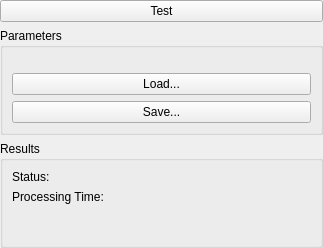
Before: the Qt Designer form AcfSln/Include/iqtinsp/CGeneralSupplierGuiComp.ui in ImagingTools/AcfPublic, drawn with Qt 5.
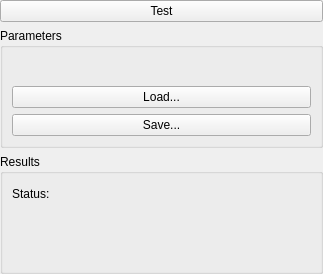
After: the same form once the commit is applied. Icons and pictures are not drawn.

```diff
--- a/AcfSln/Include/iqtinsp/CGeneralSupplierGuiComp.ui
+++ b/AcfSln/Include/iqtinsp/CGeneralSupplierGuiComp.ui
@@ -7,7 +7,7 @@
     <x>0</x>
     <y>0</y>
     <width>323</width>
-    <height>248</height>
+    <height>274</height>
    </rect>
   </property>
   <property name="windowTitle">
@@ -99,7 +99,7 @@
       <string>Results</string>
      </property>
      <layout class="QGridLayout" name="gridLayout">
-      <item row="3" column="0" colspan="2">
+      <item row="2" column="0" colspan="2">
        <widget class="QWidget" name="UserResultFrame" native="true"/>
       </item>
       <item row="0" column="0">
@@ -128,7 +128,7 @@
         </property>
        </widget>
       </item>
-      <item row="2" column="0" colspan="2">
+      <item row="1" column="0" colspan="2">
        <widget class="QLabel" name="DescriptionLabel">
         <property name="text">
          <string/>
@@ -138,26 +138,6 @@
         </property>
        </widget>
       </item>
-      <item row="1" column="0">
-       <widget class="QLabel" name="label">
-        <property name="sizePolicy">
-         <sizepolicy hsizetype="Maximum" vsizetype="Preferred">
-          <horstretch>0</horstretch>
-          <verstretch>0</verstretch>
-         </sizepolicy>
-        </property>
-        <property name="text">
-         <string>Processing Time:</string>
-        </property>
-       </widget>
-      </item>
-      <item row="1" column="1">
-       <widget class="QLabel" name="ProcessingTimeLabel">
-        <property name="text">
-         <string/>
-        </property>
-       </widget>
-      </item>
      </layout>
     </widget>
    </item>
```
